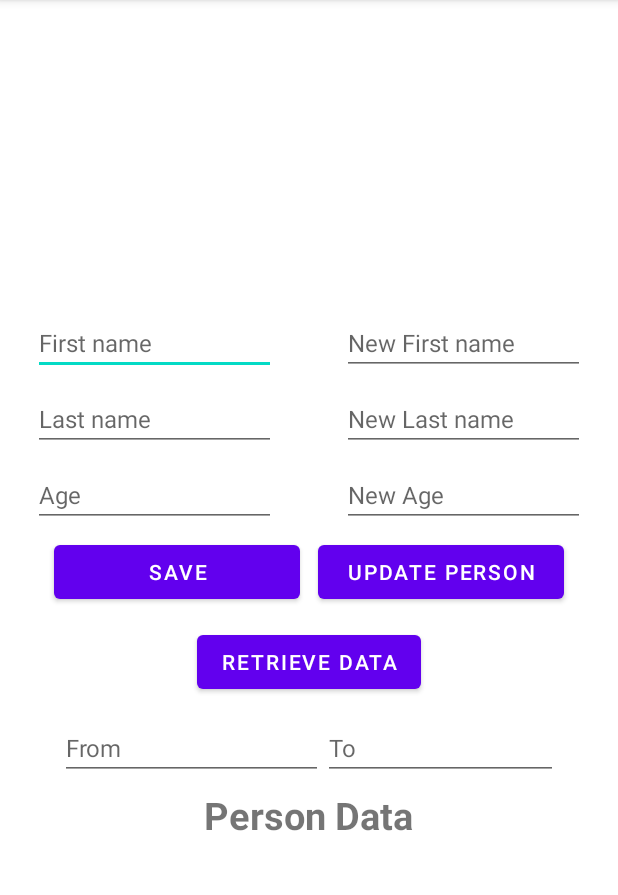
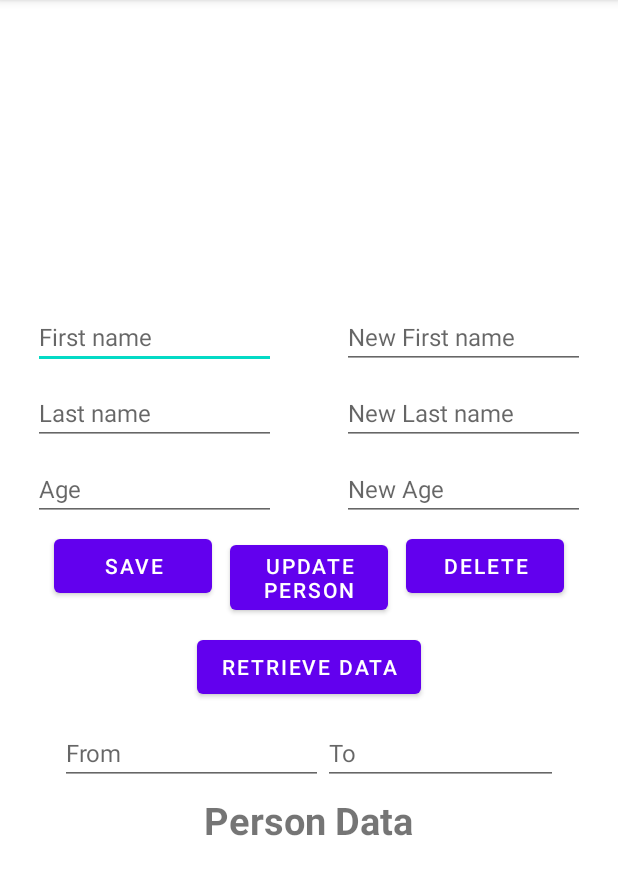
Before and after one commit to KaioPlandel/Firebase_Firestore, an Android app: the screen it shows after launch (MainActivity), on a phone screen of 412 x 824 dp, the part 84-979 px from its top. Run offline under Robolectric (Android 15) with nearby library versions, the phone set to English and light mode, and no system bars; our stand-ins replace Firebase (no records; nobody signed in at launch, a user with empty details on screens opened directly).

Commit message:
add delete data

```diff
--- a/app/src/main/res/layout/activity_main.xml
+++ b/app/src/main/res/layout/activity_main.xml
@@ -108,6 +108,14 @@
             android:layout_marginTop="16dp"
             android:layout_weight="1"
             android:text="Update Person" />
+        <Button
+            android:id="@+id/buttonDelete"
+            android:layout_width="match_parent"
+            android:layout_height="wrap_content"
+            android:layout_margin="6dp"
+            android:layout_marginTop="16dp"
+            android:layout_weight="1"
+            android:text="Delete" />
 
     </LinearLayout>
 
```
Also changed, not shown: app/src/main/java/com/plandel/uploadingdata_firebasefirestore/MainActivity.kt (+27 -1 lines).
